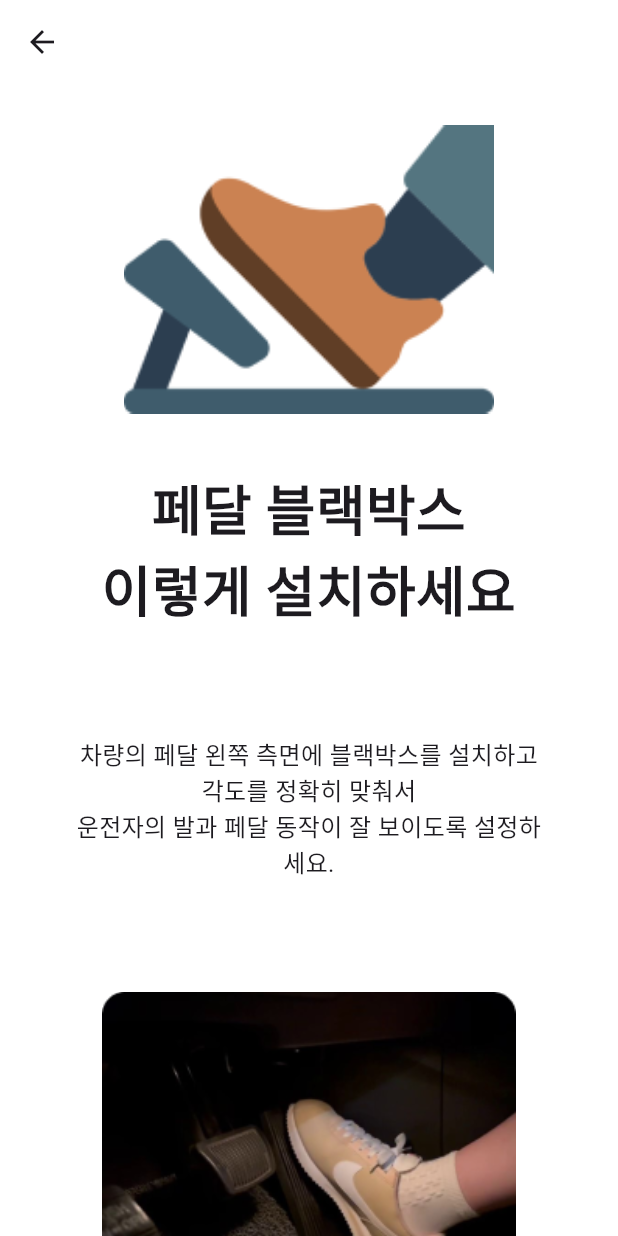
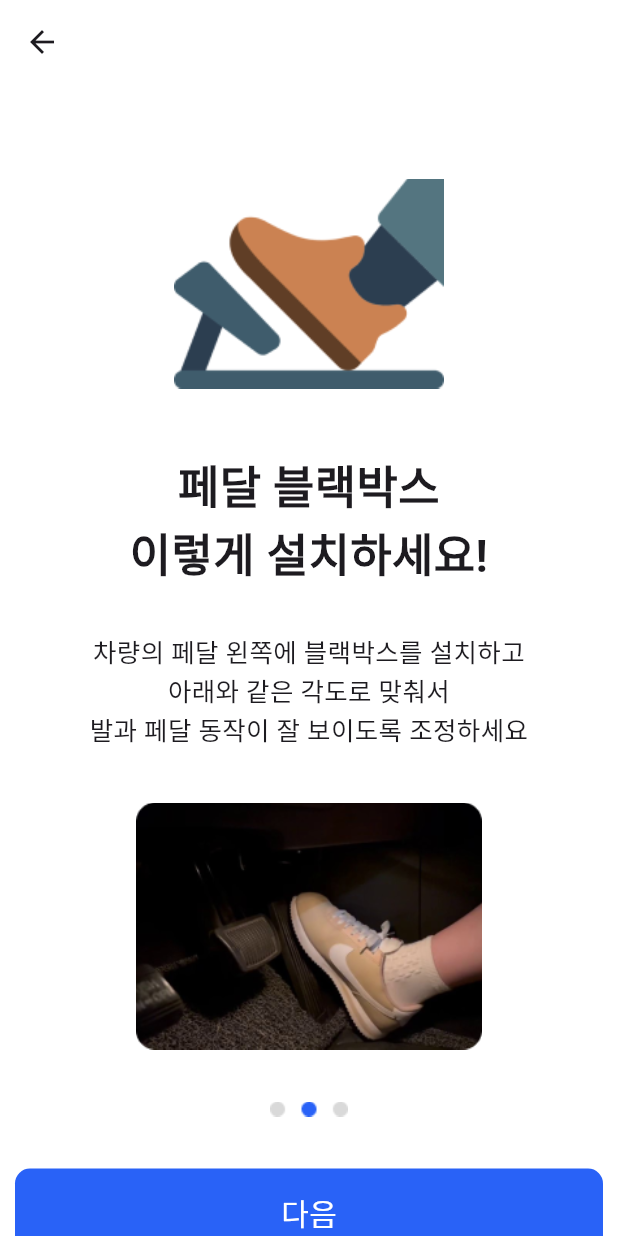
Before and after one commit to SKT-FLY-AI-RAON/safe-T-frontend, a Flutter app: the TutorialScreen screen opened directly, after a tap on "다음", on a phone screen of 412 x 824 dp. Run offline on Flutter 3.47's test engine with Material 3 defaults, Android fonts, the phone set to English and light mode, and no system bars; our stand-ins replace csv, flutter_bluetooth_serial, flutter_tts, geolocator, permission_handler; missing offline and left inert: flutter_in_app_pip, flutter_mjpeg, flutter_naver_map, mqtt_client, pip_view.

Commit message:
fix: 튜토리얼 화면 UI 수정

```diff
--- a/lib/tutorial.dart
+++ b/lib/tutorial.dart
@@ -264,52 +264,67 @@ class _TutorialScreenState extends State<TutorialScreen> {
     );
   }
 
+  //1번 화면
   Widget buildPage1() {
     return Container(
       color: Colors.white,
       child: ListView(
         children: [
-          Align(
-            alignment: Alignment.center,
+
+          //카메라
+          Padding(
+            padding: EdgeInsets.only(top: 30), // 상단 패딩을 설정
             child: Container(
-              width: MediaQuery.of(context).size.width * 0.6,
-              height: MediaQuery.of(context).size.height * 0.3,
-              padding: EdgeInsets.only(top: 70),
+              width: double.infinity, // 부모 위젯의 너비를 명확히 설정
+              height: MediaQuery.of(context).size.height * 0.25, // 부모 위젯의 높이를 더 줄임
+              child: Align(
+                alignment: Alignment.center, // 이미지가 중앙에 배치되도록 설정
                 child: Image.asset('assets/Camera.png', fit: BoxFit.contain),
               ),
             ),
+          ),
+
+          //제목
           Padding(
-            padding: const EdgeInsets.only(top: 10, left: 50.0, right: 50.0),
+            padding: const EdgeInsets.only(top: 10, left: 50.0, right: 50.0), // 상단 패딩을 10으로 설정하여 제목과 카메라 이미지를 더 가깝게
             child: Text(
               textAlign: TextAlign.center,
               '페달 블랙박스\n설치 튜토리얼',
               style: TextStyle(
                 fontWeight: FontWeight.w600,
-                fontSize: 36,
+                fontSize: 30,
               ),
             ),
           ),
+
+          //내용
           Padding(
-            padding: const EdgeInsets.only(top: 70, left: 50.0, right: 50.0),
+            padding: const EdgeInsets.only(top: 50, left: 50.0, right: 50.0),
             child: Text(
               textAlign: TextAlign.center,
               '차량이 비정상적인 속도를 감지하면\n블랙박스가 자동으로 작동하여\n사용자가 밟고 있는 페달 상태를 기록해 줍니다.\n페달 오조작으로 인한 사고 피해를 예방합시다!',
               style: TextStyle(
                 fontWeight: FontWeight.w400,
-                fontSize: 16,
+                fontSize: 17,
               ),
             ),
           ),
-          Image.asset('assets/tutorialPage1.png'),
+
+          // 추가 이미지
+          Padding(
+            padding: const EdgeInsets.symmetric(vertical: 30), // 상하단 패딩을 추가하여 이미지와 컨텐츠 간의 여백 추가
+            child: Image.asset('assets/tutorialPage1.png'),
+          ),
+
           GestureDetector(
             onTap: nextPage,
             child: Container(
               height: MediaQuery.of(context).size.height * 0.07,
-              margin: EdgeInsets.only(left: 10, right: 10, bottom: 20),
+              margin: EdgeInsets.only(left: 10, right: 10, top: 20, bottom: 20),
               child: Center(
                 child: Text(
                   '다음',
-                  style: TextStyle(fontSize: 20, color: Colors.white),
+                  style: TextStyle(fontSize: 20, color: Colors.white, fontWeight: FontWeight.bold),
                 ),
               ),
               decoration: BoxDecoration(
@@ -323,52 +338,72 @@ class _TutorialScreenState extends State<TutorialScreen> {
     );
   }
 
+
+
+
+  //2번 화면
   Widget buildPage2() {
     return Container(
       color: Colors.white,
       child: ListView(
         children: [
-          Align(
-            alignment: Alignment.center,
+          //이미지
+          Padding(
+            padding: EdgeInsets.only(top: 30), // 상단 패딩을 설정
             child: Container(
-              width: MediaQuery.of(context).size.width * 0.6,
-              height: MediaQuery.of(context).size.height * 0.3,
-              padding: EdgeInsets.only(top: 0),
+              width: double.infinity, // 부모 위젯의 너비를 명확히 설정
+              height: MediaQuery.of(context).size.height * 0.25, // 부모 위젯의 높이를 더 줄임
+              child: Align(
+                alignment: Alignment.center, // 이미지가 중앙에 배치되도록 설정
                 child: Image.asset('assets/pedal.png', fit: BoxFit.contain),
               ),
             ),
+          ),
+
+          // 제목 텍스트
           Padding(
-            padding: const EdgeInsets.only(top: 10, left: 50.0, right: 50.0),
+            padding: const EdgeInsets.only(top: 10, left: 50.0, right: 50.0), // 텍스트 상단에 여백을 조정하여 디자인 통일성 확보
             child: Text(
               textAlign: TextAlign.center,
-              '페달 블랙박스\n이렇게 설치하세요',
+              '페달 블랙박스\n이렇게 설치하세요!',
               style: TextStyle(
                 fontWeight: FontWeight.w600,
-                fontSize: 36,
+                fontSize: 30,
               ),
             ),
           ),
+
+
+          // 설명 텍스트
           Padding(
-            padding: const EdgeInsets.only(top: 70, left: 50.0, right: 50.0),
+            padding: const EdgeInsets.symmetric(horizontal: 50.0, vertical: 30), // 패딩을 조정하여 여백 통일
             child: Text(
               textAlign: TextAlign.center,
-              '차량의 페달 왼쪽 측면에 블랙박스를 설치하고\n각도를 정확히 맞춰서\n운전자의 발과 페달 동작이 잘 보이도록 설정하세요.\n',
+              '차량의 페달 왼쪽에 블랙박스를 설치하고\n아래와 같은 각도로 맞춰서\n발과 페달 동작이 잘 보이도록 조정하세요',
               style: TextStyle(
                 fontWeight: FontWeight.w400,
-                fontSize: 16,
+                fontSize: 17,
               ),
             ),
           ),
-          Align(
-            alignment: Alignment.center,
+
+
+          //이미지
+          Padding(
+            padding: EdgeInsets.only(top: 5), // 상단 패딩을 설정
             child: Container(
-              width: MediaQuery.of(context).size.width * 0.7,
-              height: MediaQuery.of(context).size.height * 0.3,
-              padding: EdgeInsets.only(top: 50),
+              width: double.infinity, // 부모 위젯의 너비를 명확히 설정
+              height: MediaQuery.of(context).size.height * 0.2, // 부모 위젯의 높이를 더 줄임
+              child: Align(
+                alignment: Alignment.center, // 이미지가 중앙에 배치되도록 설정
                 child: Image.asset('assets/realPedal.png', fit: BoxFit.contain),
               ),
             ),
+          ),
+
+
           Image.asset('assets/tutorialPage2.png'),
+
           GestureDetector(
             onTap: nextPage,
             child: Container(
@@ -391,52 +426,70 @@ class _TutorialScreenState extends State<TutorialScreen> {
     );
   }
 
+
+  //3번 화면
   Widget buildPage3() {
     return Container(
       color: Colors.white,
       child: ListView(
         children: [
-          Align(
-            alignment: Alignment.center,
+
+
+          //이미지
+          Padding(
+            padding: EdgeInsets.only(top: 30), // 상단 패딩을 설정
             child: Container(
-              width: MediaQuery.of(context).size.width * 0.6,
-              height: MediaQuery.of(context).size.height * 0.3,
-              padding: EdgeInsets.only(top: 70),
+              width: double.infinity, // 부모 위젯의 너비를 명확히 설정
+              height: MediaQuery.of(context).size.height * 0.25, // 부모 위젯의 높이를 더 줄임
+              child: Align(
+                alignment: Alignment.center, // 이미지가 중앙에 배치되도록 설정
                 child: Image.asset('assets/Money.png', fit: BoxFit.contain),
               ),
             ),
+          ),
+
+          // 제목 텍스트
           Padding(
-            padding: const EdgeInsets.only(top: 10, left: 40.0, right: 40.0),
+            padding: const EdgeInsets.only(top: 10, left: 50.0, right: 50.0), // 텍스트 상단에 여백을 조정하여 디자인 통일성 확보
             child: Text(
               textAlign: TextAlign.center,
-              '페달 블랙박스\n설치해서 보험료 할인받고\n운전점수 획득하자!',
+              '페달 블랙박스 설치해서\n보험료 할인받고\n운전점수 올리자!',
               style: TextStyle(
                 fontWeight: FontWeight.w600,
                 fontSize: 30,
               ),
             ),
           ),
+
+          // 설명 텍스트
           Padding(
-            padding: const EdgeInsets.only(top: 70, left: 50.0, right: 50.0),
+            padding: const EdgeInsets.symmetric(horizontal: 50.0, vertical: 30), // 패딩을 조정하여 여백 통일
             child: Text(
               textAlign: TextAlign.center,
-              '페달 블랙박스를 설정하면 보험료 할인을 받을 수 있으며,\nTMAP 운전 점수와 연계해 추가 혜택을 누릴 수 있습니다.',
+              '페달 블랙박스를 설치하면\n보험료 할인을 받을 수 있으며\nTMAP 운전 점수와 연계해서\n추가 혜택을 누릴 수 있습니다.',
               style: TextStyle(
                 fontWeight: FontWeight.w400,
-                fontSize: 16,
+                fontSize: 17,
               ),
             ),
           ),
-          Image.asset('assets/tutorialPage3.png'),
+
+          // 추가 이미지
+          Padding(
+            padding: const EdgeInsets.symmetric(vertical: 30), // 상하단 패딩을 추가하여 이미지와 컨텐츠 간의 여백 추가
+            child: Image.asset('assets/tutorialPage3.png'),
+          ),
+
+          // 버튼
           GestureDetector(
             onTap: nextPage,
             child: Container(
               height: MediaQuery.of(context).size.height * 0.07,
-              margin: EdgeInsets.only(left: 10, right: 10, bottom: 30),
+              margin: EdgeInsets.symmetric(horizontal: 10, vertical: 20), // 좌우 및 상하단 마진 통일
               child: Center(
                 child: Text(
                   'SAFE-T 서비스 시작하기',
-                  style: TextStyle(fontSize: 20, color: Colors.white),
+                  style: TextStyle(fontSize: 20, color: Colors.white, fontWeight: FontWeight.bold), // 글씨 굵기를 추가하여 버튼 강조
                 ),
               ),
               decoration: BoxDecoration(
@@ -449,4 +502,5 @@ class _TutorialScreenState extends State<TutorialScreen> {
       ),
     );
   }
+
 }
```
Also changed, not shown: assets/tutorialPage2.png. Lines whose indentation alone changed are shown as unchanged.
